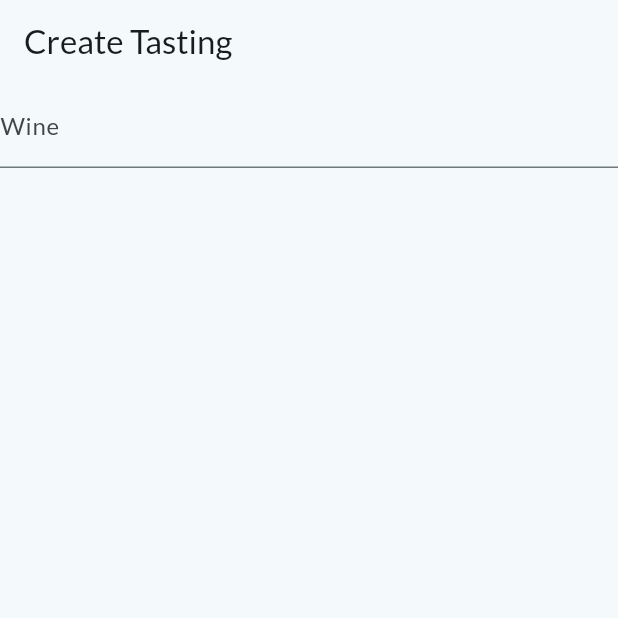
After one commit to kaer98/BlindVinsmagning, a Flutter app: the screen it shows after launch, on a phone screen of 412 x 824 dp, the top half of it. The commit adds this screen. Run offline on Flutter 3.47's test engine with Material 3 defaults, Android fonts, the phone set to English and light mode, and no system bars; our stand-ins replace google_fonts; missing offline and left inert: dart:ffi.

Commit message:
start make createtasting screen

```diff
--- a/appr/lib/main.dart
+++ b/appr/lib/main.dart
@@ -1,4 +1,5 @@
 import 'package:appr/screens/createWine.dart';
+import 'package:appr/screens/create_tasting_screen.dart';
 import 'package:appr/screens/wine_tasting_screen.dart';
 import 'package:flutter/material.dart';
 import "package:google_fonts/google_fonts.dart";
@@ -22,6 +23,6 @@ class App extends StatelessWidget {
 
   @override
   Widget build(BuildContext context) {
-    return MaterialApp(theme: theme, home: const WineTastingScreen());
+    return MaterialApp(theme: theme, home: const CreateTastingScreen());
   }
 }
--- /dev/null
+++ b/appr/lib/screens/create_tasting_screen.dart
@@ -0,0 +1,33 @@
+import 'package:flutter/material.dart';
+import 'package:flutter/widgets.dart';
+
+class CreateTastingScreen extends StatefulWidget {
+  const CreateTastingScreen({super.key});
+
+  @override
+  State<CreateTastingScreen> createState() => _CreateTastingScreenState();
+}
+
+class _CreateTastingScreenState extends State<CreateTastingScreen> {
+  @override
+  Widget build(BuildContext context) {
+    return Scaffold(
+      appBar: AppBar(
+        title: const Text('Create Tasting'),
+      ),
+      body: SizedBox(
+        width: double.maxFinite,
+        child: Column(
+          crossAxisAlignment: CrossAxisAlignment.center,
+          children: [
+            TextFormField(
+              decoration: const InputDecoration(labelText: "Wine"),
+
+            ),
+
+          ],
+        ),
+      ),
+    );
+  }
+}
```
